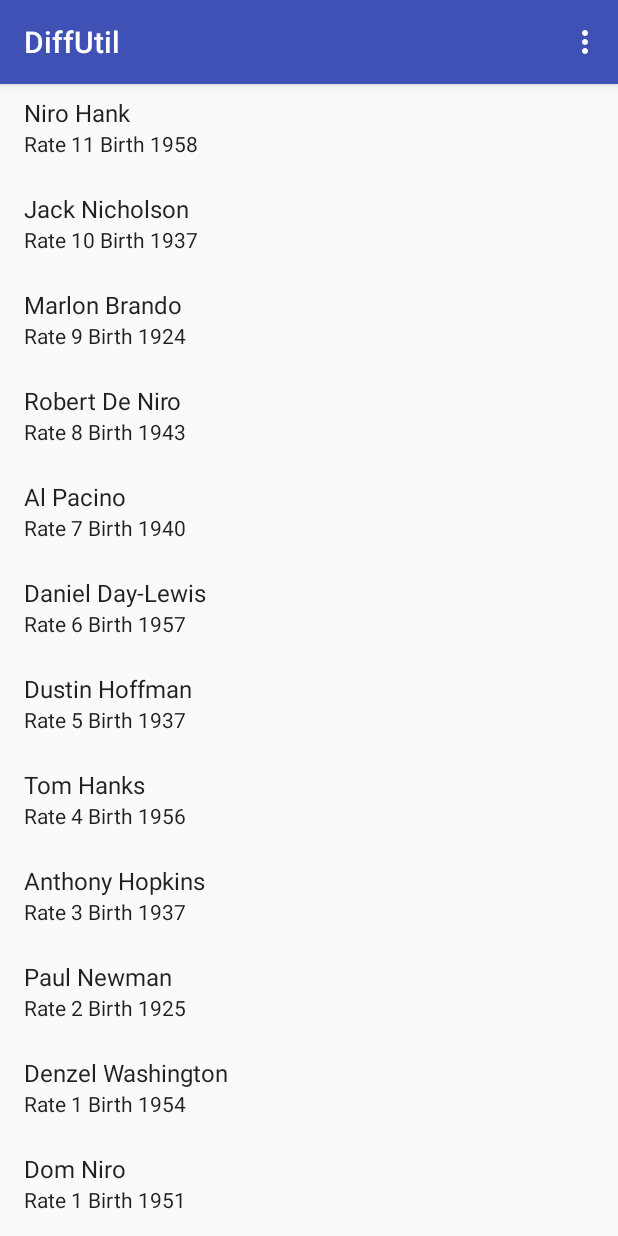
After one commit to goodev/RecyclerViewUtils, an Android app: the DiffUtilActivity screen opened directly, with no data from a screen before it, on a phone screen of 412 x 824 dp. The commit adds this screen. Run offline under Robolectric (Android 15) with nearby library versions, the phone set to English and light mode, and no system bars.

Commit message:
DiffUtil sample

```diff
--- a/app/src/main/java/org/goodev/recyclerviewutils/MainActivity.java
+++ b/app/src/main/java/org/goodev/recyclerviewutils/MainActivity.java
@@ -9,6 +9,7 @@ public class MainActivity extends AppCompatActivity {
 
     @Override
     protected void onCreate(Bundle savedInstanceState) {
+
         super.onCreate(savedInstanceState);
         setContentView(R.layout.activity_main);
         RecyclerView recyclerView = (RecyclerView) findViewById(R.id.recycler_view);
--- /dev/null
+++ b/app/src/main/java/org/goodev/recyclerviewutils/diffutil/Actor.java
@@ -0,0 +1,59 @@
+package org.goodev.recyclerviewutils.diffutil;
+
+public class Actor {
+
+    private final int id;
+    private final String name;
+    private final int rating;
+    private final int yearOfBirth;
+
+    public Actor(int id, String name, int rating, int yearOfBirth) {
+        this.id = id;
+        this.name = name;
+        this.rating = rating;
+        this.yearOfBirth = yearOfBirth;
+    }
+
+    public int getId() {
+        return id;
+    }
+
+    public String getName() {
+        return name;
+    }
+
+    public int getRating() {
+        return rating;
+    }
+
+    public int getYearOfBirth() {
+        return yearOfBirth;
+    }
+
+    @Override
+    public boolean equals(Object o) {
+        if (this == o) return true;
+        if (o == null || getClass() != o.getClass()) return false;
+
+        Actor actor = (Actor) o;
+
+        if (id != actor.id) return false;
+        if (rating != actor.rating) return false;
+        if (yearOfBirth != actor.yearOfBirth) return false;
+        return name != null ? name.equals(actor.name) : actor.name == null;
+
+    }
+
+    @Override
+    public int hashCode() {
+        int result = id;
+        result = 31 * result + (name != null ? name.hashCode() : 0);
+        result = 31 * result + rating;
+        result = 31 * result + yearOfBirth;
+        return result;
+    }
+
+    public String getExtra() {
+        return "Rate "+ rating +" Birth "+ yearOfBirth;
+    }
+}
--- /dev/null
+++ b/app/src/main/java/org/goodev/recyclerviewutils/diffutil/ActorAdapter.java
@@ -0,0 +1,71 @@
+package org.goodev.recyclerviewutils.diffutil;
+
+import android.support.v7.util.DiffUtil;
+import android.support.v7.widget.RecyclerView;
+import android.view.LayoutInflater;
+import android.view.View;
+import android.view.ViewGroup;
+import android.widget.TextView;
+
+import org.goodev.recyclerviewutils.R;
+
+import java.util.ArrayList;
+import java.util.List;
+
+public class ActorAdapter extends RecyclerView.Adapter<ActorAdapter.ViewHolder> {
+
+    private List<Actor> actors = new ArrayList<>();
+
+    public ActorAdapter(List<Actor> personList) {
+        this.actors.addAll(personList);
+    }
+
+    @Override
+    public ViewHolder onCreateViewHolder(ViewGroup parent, int viewType) {
+        final LayoutInflater inflater = LayoutInflater.from(parent.getContext());
+        final View view = inflater.inflate(android.R.layout.simple_list_item_2, parent, false);
+        return new ViewHolder(view);
+    }
+
+    @Override
+    public void onBindViewHolder(ViewHolder holder, int position) {
+        final Actor actor = actors.get(position);
+        holder.update(actor);
+    }
+
+    @Override
+    public void onBindViewHolder(ViewHolder holder, int position, List<Object> payloads) {
+        super.onBindViewHolder(holder, position, payloads);
+    }
+
+    public void swapItems(List<Actor> actors) {
+        final ActorDiffCallback diffCallback = new ActorDiffCallback(this.actors, actors);
+        final DiffUtil.DiffResult diffResult = DiffUtil.calculateDiff(diffCallback);
+
+        this.actors.clear();
+        this.actors.addAll(actors);
+        diffResult.dispatchUpdatesTo(this);
+    }
+
+    @Override
+    public int getItemCount() {
+        return actors.size();
+    }
+
+    public static class ViewHolder extends RecyclerView.ViewHolder {
+
+        private TextView name;
+        private TextView extra;
+
+        public ViewHolder(View itemView) {
+            super(itemView);
+            name = (TextView) itemView.findViewById(android.R.id.text1);
+            extra = (TextView) itemView.findViewById(android.R.id.text2);
+        }
+
+        public void update(Actor actor) {
+            name.setText(actor.getName());
+            extra.setText(actor.getExtra());
+        }
+    }
+}
--- /dev/null
+++ b/app/src/main/java/org/goodev/recyclerviewutils/diffutil/ActorRepository.java
@@ -0,0 +1,72 @@
+package org.goodev.recyclerviewutils.diffutil;
+
+import java.util.ArrayList;
+import java.util.Collections;
+import java.util.Comparator;
+import java.util.List;
+
+public class ActorRepository {
+
+    private ActorRepository() {
+        // nop
+    }
+
+    private static List<Actor> getOriginalActorList() {
+        final List<Actor> actors = new ArrayList<>();
+
+        actors.add(new Actor(1, "Jack Nicholson", 10, 1937));
+        actors.add(new Actor(2, "Marlon Brando", 9, 1924));
+        actors.add(new Actor(3, "Robert De Niro", 8, 1943));
+        actors.add(new Actor(4, "Al Pacino", 7, 1940));
+        actors.add(new Actor(5, "Daniel Day-Lewis", 6, 1957));
+        actors.add(new Actor(6, "Dustin Hoffman", 5, 1937));
+        actors.add(new Actor(7, "Tom Hanks", 4, 1956));
+        actors.add(new Actor(8, "Anthony Hopkins", 3, 1937));
+        actors.add(new Actor(9, "Paul Newman", 2, 1925));
+        actors.add(new Actor(10, "Denzel Washington", 1, 1954));
+        actors.add(new Actor(11, "Dom Niro", 1, 1951));
+        actors.add(new Actor(12, "Niro Hank", 11, 1958));
+
+        return actors;
+    }
+
+    public static List<Actor> getActorListSortedByRating() {
+        final List<Actor> actorList = getOriginalActorList();
+
+        Collections.sort(actorList, new Comparator<Actor>() {
+            @Override
+            public int compare(Actor a1, Actor a2) {
+                // Descending order
+                return a2.getRating() - a1.getRating();
+            }
+        });
+
+        return actorList;
+    }
+
+    public static List<Actor> getActorListSortedByName() {
+        final List<Actor> actorList = getOriginalActorList();
+
+        Collections.sort(actorList, new Comparator<Actor>() {
+            @Override
+            public int compare(Actor a1, Actor a2) {
+                return a1.getName().compareTo(a2.getName());
+            }
+        });
+
+        return actorList;
+    }
+
+    public static List<Actor> getActorListSortedByYearOfBirth() {
+        final List<Actor> actorList = getOriginalActorList();
+
+        Collections.sort(actorList, new Comparator<Actor>() {
+            @Override
+            public int compare(Actor a1, Actor a2) {
+                return a1.getYearOfBirth() - a2.getYearOfBirth();
+            }
+        });
+
+        return actorList;
+    }
+}
--- /dev/null
+++ b/app/src/main/java/org/goodev/recyclerviewutils/diffutil/DiffUtilActivity.java
@@ -0,0 +1,48 @@
+package org.goodev.recyclerviewutils.diffutil;
+
+import android.os.Bundle;
+import android.support.v7.app.AppCompatActivity;
+import android.support.v7.widget.LinearLayoutManager;
+import android.support.v7.widget.RecyclerView;
+import android.view.Menu;
+import android.view.MenuItem;
+
+import org.goodev.recyclerviewutils.R;
+
+public class DiffUtilActivity extends AppCompatActivity {
+    private ActorAdapter adapter;
+
+    @Override
+    protected void onCreate(Bundle savedInstanceState) {
+        super.onCreate(savedInstanceState);
+        setContentView(R.layout.activity_diff_util);
+        RecyclerView recyclerView = (RecyclerView) findViewById(R.id.recycler_view);
+        LinearLayoutManager layoutManager = new LinearLayoutManager(this);
+        recyclerView.setLayoutManager(layoutManager);
+        adapter = new ActorAdapter(ActorRepository.getActorListSortedByRating());
+        recyclerView.setAdapter(adapter);
+    }
+
+    @Override
+    public boolean onCreateOptionsMenu(Menu menu) {
+        getMenuInflater().inflate(R.menu.sort_menu, menu);
+        return super.onCreateOptionsMenu(menu);
+    }
+
+    @Override
+    public boolean onOptionsItemSelected(MenuItem item) {
+        switch (item.getItemId()) {
+            case R.id.sort_by_name:
+                adapter.swapItems(ActorRepository.getActorListSortedByName());
+                return true;
+            case R.id.sort_by_rating:
+                adapter.swapItems(ActorRepository.getActorListSortedByRating());
+                return true;
+            case R.id.sort_by_birth:
+                adapter.swapItems(ActorRepository.getActorListSortedByYearOfBirth());
+                return true;
+        }
+
+        return super.onOptionsItemSelected(item);
+    }
+}
--- /dev/null
+++ b/app/src/main/res/layout/activity_diff_util.xml
@@ -0,0 +1,10 @@
+<?xml version="1.0" encoding="utf-8"?>
+<android.support.v7.widget.RecyclerView
+    xmlns:android="http://schemas.android.com/apk/res/android"
+    xmlns:tools="http://schemas.android.com/tools"
+    android:id="@+id/recycler_view"
+    android:layout_width="match_parent"
+    android:layout_height="match_parent"
+    tools:context="org.goodev.recyclerviewutils.MainActivity">
+
+</android.support.v7.widget.RecyclerView>
--- /dev/null
+++ b/app/src/main/res/menu/sort_menu.xml
@@ -0,0 +1,16 @@
+<?xml version="1.0" encoding="utf-8"?>
+<menu xmlns:android="http://schemas.android.com/apk/res/android">
+
+    <item
+        android:id="@+id/sort_by_name"
+        android:title="@string/sort_by_name"/>
+
+    <item
+        android:id="@+id/sort_by_rating"
+        android:title="@string/sort_by_rating"/>
+
+    <item
+        android:id="@+id/sort_by_birth"
+        android:title="@string/sort_by_birth"/>
+
+</menu>
--- a/app/src/main/res/values/strings.xml
+++ b/app/src/main/res/values/strings.xml
@@ -5,4 +5,8 @@
     <string name="add_new_item">Add new item</string>
     <string name="async_list_util">AsyncListUtil</string>
     <string name="sorted_list">SortedList</string>
+    <string name="sort_by_name">Sort by name</string>
+    <string name="sort_by_rating">Sort by rating</string>
+    <string name="sort_by_birth">Sort by year of birth</string>
+    <string name="diff_util">DiffUtil</string>
 </resources>
```
Also changed, not shown: app/src/main/AndroidManifest.xml (+10 -2 lines), app/src/main/java/org/goodev/recyclerviewutils/diffutil/ActorDiffCallback.java (added, +47 -0 lines), app/src/main/res/layout/item_actor.xml (added, +12 -0 lines), 1 other file.
